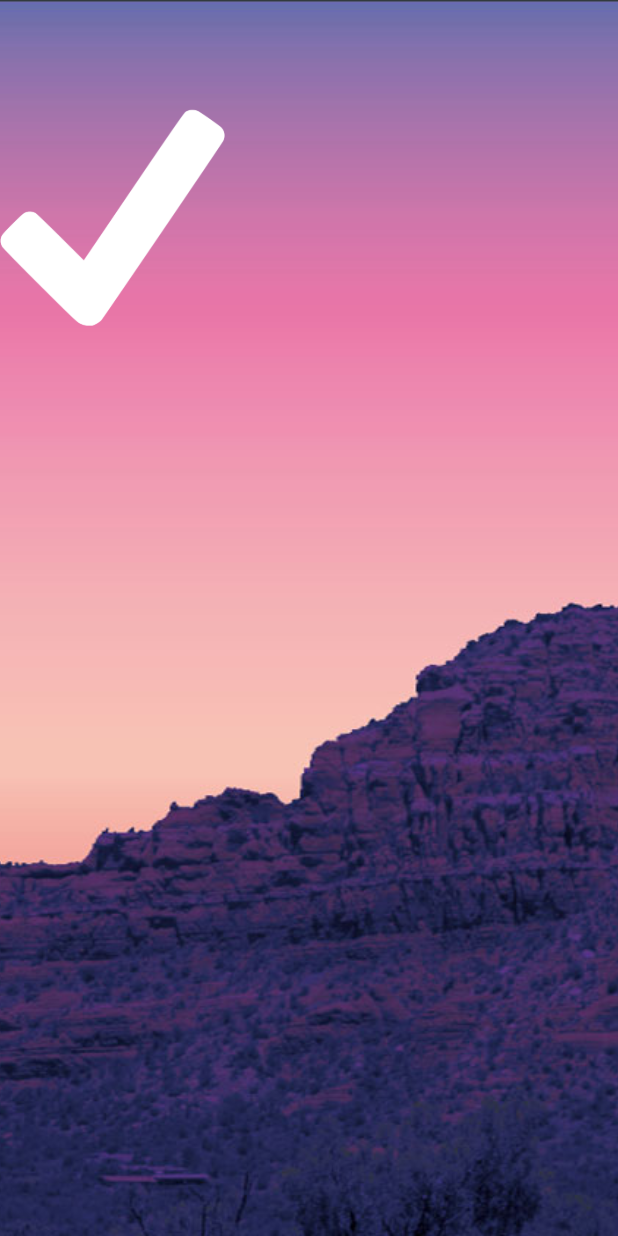
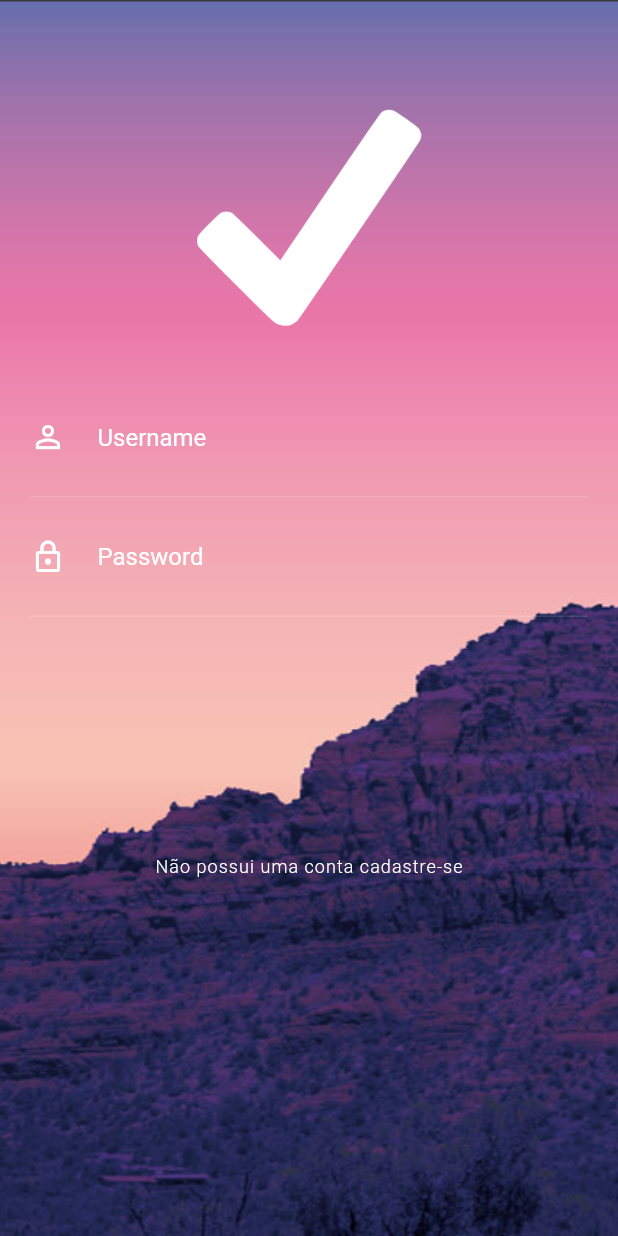
Before and after one commit to allanlucio/advanced_animations_flutter, a Flutter app: the screen it shows after launch, on a phone screen of 412 x 824 dp. Run offline on Flutter 3.47's test engine with Material 2 defaults, Android fonts, the phone set to English and light mode, and no system bars.

Commit message:
Put the form fields on screen

```diff
--- a/lib/screens/login/login_screen.dart
+++ b/lib/screens/login/login_screen.dart
@@ -1,4 +1,5 @@
 import 'package:advanced_animations/screens/login/widgets/form_container.dart';
+import 'package:advanced_animations/screens/login/widgets/signup_button.dart';
 import 'package:flutter/material.dart';
 
 class LoginScreen extends StatefulWidget {
@@ -27,7 +28,8 @@ class _LoginScreenState extends State<LoginScreen> {
                         fit: BoxFit.contain,
                       ),
                     ),
-                    FormContainer()
+                    FormContainer(),
+                    SignUpButton()
                   ],
                 )
               ],
--- a/lib/screens/login/widgets/form_container.dart
+++ b/lib/screens/login/widgets/form_container.dart
@@ -1,3 +1,4 @@
+import 'package:advanced_animations/screens/login/widgets/input_field.dart';
 import 'package:flutter/material.dart';
 
 class FormContainer extends StatelessWidget {
@@ -7,7 +8,12 @@ class FormContainer extends StatelessWidget {
       margin: EdgeInsets.symmetric(horizontal: 20),
       child: Form(
         child: Column(
-          children: <Widget>[],
+          children: <Widget>[
+            InputField(
+                hint: "Username", obscure: false, icon: Icons.person_outline),
+            InputField(
+                hint: "Password", obscure: true, icon: Icons.lock_outline)
+          ],
         ),
       ),
     );
--- /dev/null
+++ b/lib/screens/login/widgets/input_field.dart
@@ -0,0 +1,33 @@
+import 'package:flutter/material.dart';
+
+class InputField extends StatelessWidget {
+  final String hint;
+  final bool obscure;
+  final IconData icon;
+
+  const InputField({Key key, this.hint, this.obscure, this.icon})
+      : super(key: key);
+
+  @override
+  Widget build(BuildContext context) {
+    return Container(
+      decoration: BoxDecoration(
+          border:
+              Border(bottom: BorderSide(color: Colors.white24, width: 0.5))),
+      child: TextFormField(
+        obscureText: obscure,
+        style: TextStyle(color: Colors.white),
+        decoration: InputDecoration(
+            icon: Icon(
+              icon,
+              color: Colors.white,
+            ),
+            border: InputBorder.none,
+            hintText: hint,
+            hintStyle: TextStyle(color: Colors.white, fontSize: 16.0),
+            contentPadding:
+                EdgeInsets.only(top: 30, right: 30, bottom: 30, left: 5)),
+      ),
+    );
+  }
+}
--- /dev/null
+++ b/lib/screens/login/widgets/signup_button.dart
@@ -0,0 +1,20 @@
+import 'package:flutter/material.dart';
+
+class SignUpButton extends StatelessWidget {
+  @override
+  Widget build(BuildContext context) {
+    return FlatButton(
+      onPressed: () {},
+      child: Text(
+        "Não possui uma conta cadastre-se",
+        overflow: TextOverflow.ellipsis,
+        style: TextStyle(
+            fontWeight: FontWeight.w300,
+            color: Colors.white,
+            fontSize: 12,
+            letterSpacing: 0.7),
+      ),
+      padding: EdgeInsets.only(top: 160),
+    );
+  }
+}
```
